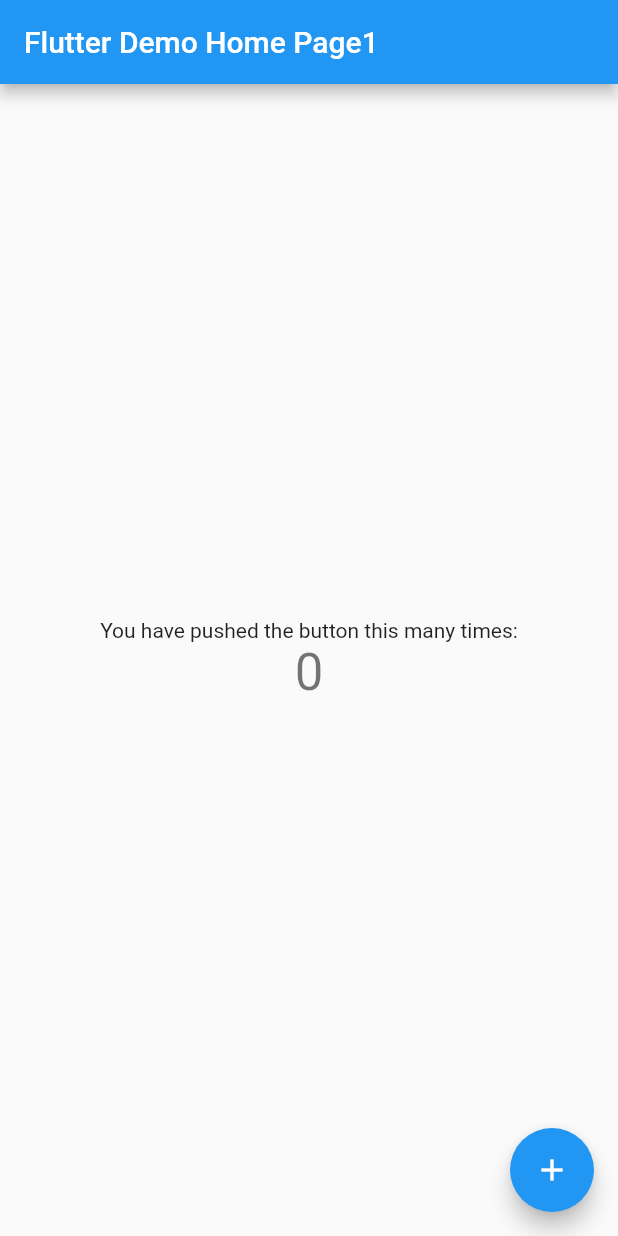
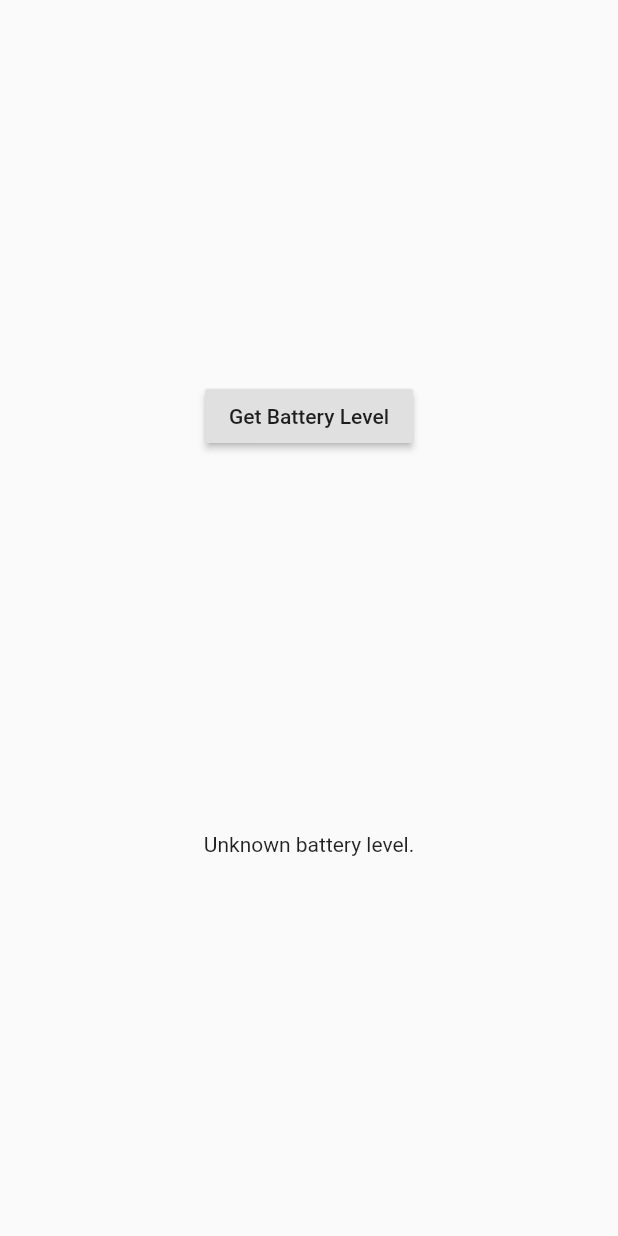
Before and after one commit to ANUBIS9000/flutter_app, a Flutter app: the screen it shows after launch, on a phone screen of 412 x 824 dp. Run offline on Flutter 3.47's test engine with Material 2 defaults, Android fonts, the phone set to English and light mode, and no system bars.

Commit message:
通过channel实现通过dart调用kotlin的原生方法获取系统电量

```diff
--- a/lib/main.dart
+++ b/lib/main.dart
@@ -1,4 +1,7 @@
+import 'dart:async';
+
 import 'package:flutter/material.dart';
+import 'package:flutter/services.dart';
 
 void main() => runApp(MyApp());
 
@@ -20,7 +23,47 @@ class MyApp extends StatelessWidget {
         // is not restarted.
         primarySwatch: Colors.blue,
       ),
-      home: MyHomePage(title: 'Flutter Demo Home Page1'),
+      home: MyHomePage(title: 'Flutter Demo Home Page'),
+    );
+  }
+}
+
+class _MyHomePageState extends State<MyHomePage> {
+  static const platform = const MethodChannel('samples.flutter.io/battery');
+
+// Get battery level.
+
+  String _batteryLevel = 'Unknown battery level.';
+
+  Future<Null> _getBatteryLevel() async {
+    String batteryLevel;
+    try {
+      final int result = await platform.invokeMethod('getBatteryLevel');
+      batteryLevel = 'Battery level at $result % .';
+    } on PlatformException catch (e) {
+      batteryLevel = "Failed to get battery level: '${e.message}'.";
+    }
+
+    setState(() {
+      _batteryLevel = batteryLevel;
+    });
+  }
+
+  @override
+  Widget build(BuildContext context) {
+    return new Material(
+      child: new Center(
+        child: new Column(
+          mainAxisAlignment: MainAxisAlignment.spaceEvenly,
+          children: [
+            new RaisedButton(
+              child: new Text('Get Battery Level'),
+              onPressed: _getBatteryLevel,
+            ),
+            new Text(_batteryLevel),
+          ],
+        ),
+      ),
     );
   }
 }
@@ -43,69 +86,69 @@ class MyHomePage extends StatefulWidget {
   _MyHomePageState createState() => _MyHomePageState();
 }
 
-class _MyHomePageState extends State<MyHomePage> {
-  int _counter = 0;
-
-  void _incrementCounter() {
-    setState(() {
-      // This call to setState tells the Flutter framework that something has
-      // changed in this State, which causes it to rerun the build method below
-      // so that the display can reflect the updated values. If we changed
-      // _counter without calling setState(), then the build method would not be
-      // called again, and so nothing would appear to happen.
-      _counter++;
-    });
-  }
-
-  @override
-  Widget build(BuildContext context) {
-    // This method is rerun every time setState is called, for instance as done
-    // by the _incrementCounter method above.
-    //
-    // The Flutter framework has been optimized to make rerunning build methods
-    // fast, so that you can just rebuild anything that needs updating rather
-    // than having to individually change instances of widgets.
-    return Scaffold(
-      appBar: AppBar(
-        // Here we take the value from the MyHomePage object that was created by
-        // the App.build method, and use it to set our appbar title.
-        title: Text(widget.title),
-      ),
-      body: Center(
-        // Center is a layout widget. It takes a single child and positions it
-        // in the middle of the parent.
-        child: Column(
-          // Column is also layout widget. It takes a list of children and
-          // arranges them vertically. By default, it sizes itself to fit its
-          // children horizontally, and tries to be as tall as its parent.
-          //
-          // Invoke "debug painting" (press "p" in the console, choose the
-          // "Toggle Debug Paint" action from the Flutter Inspector in Android
-          // Studio, or the "Toggle Debug Paint" command in Visual Studio Code)
-          // to see the wireframe for each widget.
-          //
-          // Column has various properties to control how it sizes itself and
-          // how it positions its children. Here we use mainAxisAlignment to
-          // center the children vertically; the main axis here is the vertical
-          // axis because Columns are vertical (the cross axis would be
-          // horizontal).
-          mainAxisAlignment: MainAxisAlignment.center,
-          children: <Widget>[
-            Text(
-              'You have pushed the button this many times:',
-            ),
-            Text(
-              '$_counter',
-              style: Theme.of(context).textTheme.display1,
-            ),
-          ],
-        ),
-      ),
-      floatingActionButton: FloatingActionButton(
-        onPressed: _incrementCounter,
-        tooltip: 'Increment',
-        child: Icon(Icons.add),
-      ), // This trailing comma makes auto-formatting nicer for build methods.
-    );
-  }
-}
+//class _MyHomePageState extends State<MyHomePage> {
+//  int _counter = 0;
+//
+//  void _incrementCounter() {
+//    setState(() {
+//      // This call to setState tells the Flutter framework that something has
+//      // changed in this State, which causes it to rerun the build method below
+//      // so that the display can reflect the updated values. If we changed
+//      // _counter without calling setState(), then the build method would not be
+//      // called again, and so nothing would appear to happen.
+//      _counter++;
+//    });
+//  }
+//
+//  @override
+//  Widget build(BuildContext context) {
+//    // This method is rerun every time setState is called, for instance as done
+//    // by the _incrementCounter method above.
+//    //
+//    // The Flutter framework has been optimized to make rerunning build methods
+//    // fast, so that you can just rebuild anything that needs updating rather
+//    // than having to individually change instances of widgets.
+//    return Scaffold(
+//      appBar: AppBar(
+//        // Here we take the value from the MyHomePage object that was created by
+//        // the App.build method, and use it to set our appbar title.
+//        title: Text(widget.title),
+//      ),
+//      body: Center(
+//        // Center is a layout widget. It takes a single child and positions it
+//        // in the middle of the parent.
+//        child: Column(
+//          // Column is also layout widget. It takes a list of children and
+//          // arranges them vertically. By default, it sizes itself to fit its
+//          // children horizontally, and tries to be as tall as its parent.
+//          //
+//          // Invoke "debug painting" (press "p" in the console, choose the
+//          // "Toggle Debug Paint" action from the Flutter Inspector in Android
+//          // Studio, or the "Toggle Debug Paint" command in Visual Studio Code)
+//          // to see the wireframe for each widget.
+//          //
+//          // Column has various properties to control how it sizes itself and
+//          // how it positions its children. Here we use mainAxisAlignment to
+//          // center the children vertically; the main axis here is the vertical
+//          // axis because Columns are vertical (the cross axis would be
+//          // horizontal).
+//          mainAxisAlignment: MainAxisAlignment.center,
+//          children: <Widget>[
+//            Text(
+//              'You have pushed the button this many times:',
+//            ),
+//            Text(
+//              '$_counter',
+//              style: Theme.of(context).textTheme.display1,
+//            ),
+//          ],
+//        ),
+//      ),
+//      floatingActionButton: FloatingActionButton(
+//        onPressed: _incrementCounter,
+//        tooltip: 'Increment',
+//        child: Icon(Icons.add),
+//      ), // This trailing comma makes auto-formatting nicer for build methods.
+//    );
+//  }
+//}
```
Also changed, not shown: 1 other file.
